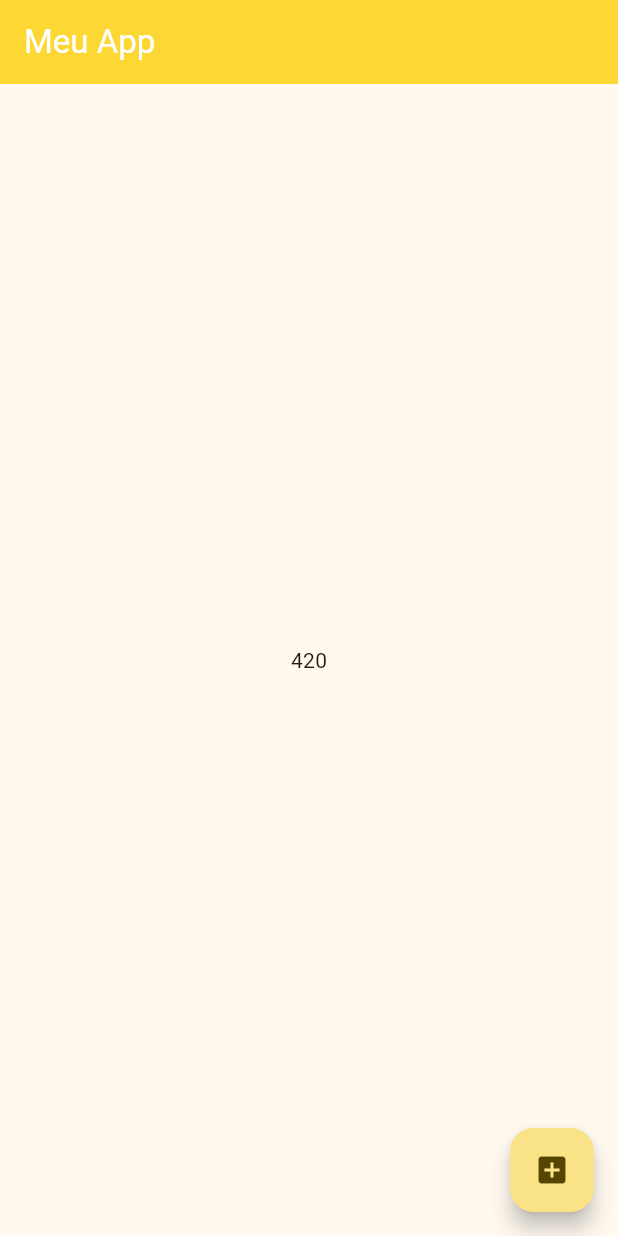
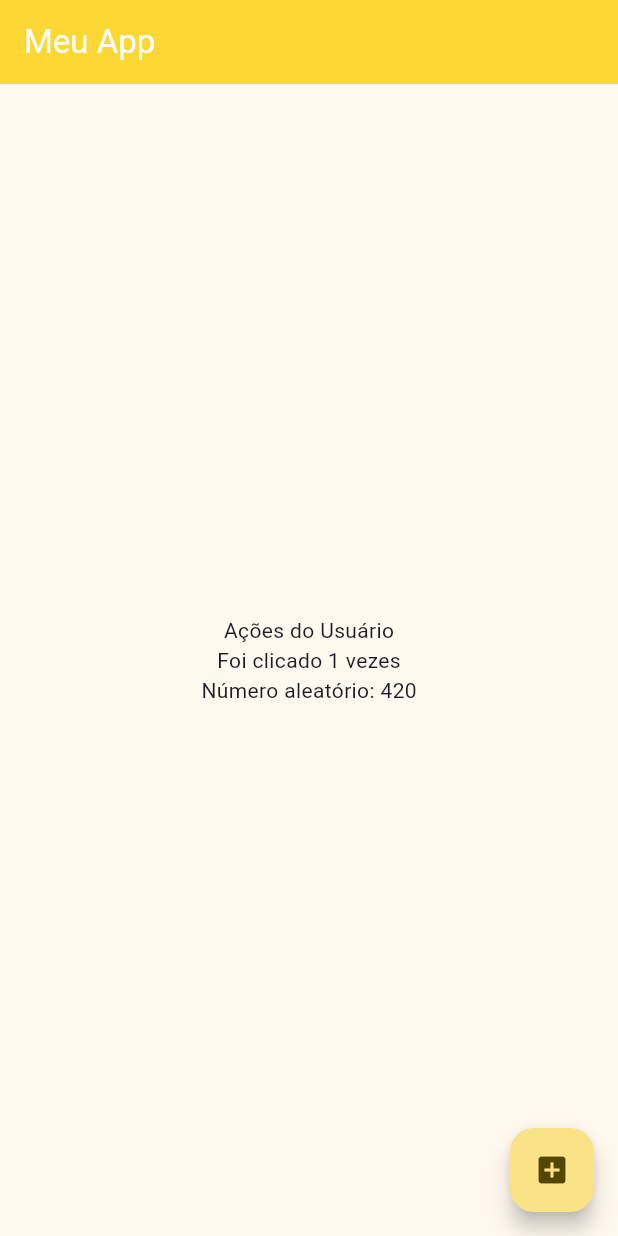
Before and after one commit to raphaeltake/Curso-flutter, a Flutter app: the screen it shows after launch, after a tap on the "add box" icon, on a phone screen of 412 x 824 dp. Run offline on Flutter 3.47's test engine with Material 3 defaults, Android fonts, the phone set to English and light mode, and no system bars; our stand-ins replace google_fonts; missing offline and left inert: dart:ffi; Roboto replaces fonts that are missing (Cairo).

Commit message:
Introdução Columns

```diff
--- a/primeiroscomponentes/lib/my_app.dart
+++ b/primeiroscomponentes/lib/my_app.dart
@@ -1,4 +1,7 @@
+import 'dart:ffi';
+
 import 'package:flutter/material.dart';
+import 'package:google_fonts/google_fonts.dart';
 import 'package:primeiroscomponentes/pages/home_page.dart';
 
 class MyApp extends StatelessWidget {
@@ -11,9 +14,10 @@ class MyApp extends StatelessWidget {
       theme: ThemeData(
         useMaterial3: true,
         colorScheme: ColorScheme.fromSeed(
-          seedColor: Color(0xFFFDD835), // cor primária
+          seedColor: Color(0xFFFDD835),// cor primáriaSS
         ),
-        appBarTheme: const AppBarTheme(
+        textTheme: GoogleFonts.cairoTextTheme(),
+        appBarTheme: AppBarTheme(
           backgroundColor: Color(0xFFFDD835),
           foregroundColor: Colors.white, // cor do texto e ícones
         ),
--- a/primeiroscomponentes/lib/pages/home_page.dart
+++ b/primeiroscomponentes/lib/pages/home_page.dart
@@ -1,6 +1,7 @@
 import 'dart:math';
 
 import 'package:flutter/material.dart';
+import 'package:google_fonts/google_fonts.dart';
 import 'package:primeiroscomponentes/service/gerador_numero_aleatorio_service.dart';
 
 class HomePage extends StatefulWidget {
@@ -13,21 +14,65 @@ class HomePage extends StatefulWidget {
 class _HomePageState extends State<HomePage> {
 
   var numeroGerado = 0;
+  var quantidadeCliques = 0;
 
   @override
   Widget build(BuildContext context) {
     debugPrint("Somente exibido em debug 😎");
     return Scaffold(
       appBar: AppBar(
-        title: const Text("Meu App"),
+        title: Text("Meu App",
+          //style: GoogleFonts.pacifico(),
+        ),
       ),
-      body: Center(
-        child: Text(numeroGerado.toString()),
+
+      // body: Column(
+      //   mainAxisAlignment: MainAxisAlignment.center,
+      //   // crossAxisAlignment: CrossAxisAlignment.start,
+      //   children: [
+      //     Center(
+      //       child:
+      //       Text("Foi clicado $quantidadeCliques vezes",
+      //         // style: GoogleFonts.acme(fontSize: 20),
+      //       ),
+      //     ),
+      //
+      //     Center(
+      //       child:
+      //       Text("Número aleatório: $numeroGerado",
+      //         // style: GoogleFonts.acme(fontSize: 20),
+      //       ),
+      //     ),
+      //
+      //   ],
+      // ),
+
+      body: Container(
+        // margin: EdgeInsets.fromLTRB(16, 16, 8, 8),
+        margin: EdgeInsets.symmetric(horizontal: 16, vertical: 8),
+        // color: Colors.amber,
+        width: double.infinity,
+        child: Column(
+          crossAxisAlignment: CrossAxisAlignment.center,
+          mainAxisAlignment: MainAxisAlignment.center,
+          children:[
+            Text("Ações do Usuário",
+            ),
+            Text("Foi clicado $quantidadeCliques vezes",
+              // style: GoogleFonts.acme(fontSize: 20),
+            ),
+            Text("Número aleatório: $numeroGerado",
+              // style: GoogleFonts.acme(fontSize: 20),
+            ),
+          ],
+        ),
       ),
+
       floatingActionButton: FloatingActionButton(
         child: const Icon(Icons.add_box),
         onPressed: (){
           setState(() {
+            quantidadeCliques = quantidadeCliques + 1;
             numeroGerado = GeradorNumeroAleatorioService.gerarNumeroAleatorio(1000);
           });
         },
--- a/primeiroscomponentes/pubspec.yaml
+++ b/primeiroscomponentes/pubspec.yaml
@@ -34,6 +34,7 @@ dependencies:
   # The following adds the Cupertino Icons font to your application.
   # Use with the CupertinoIcons class for iOS style icons.
   cupertino_icons: ^1.0.8
+  google_fonts: ^8.0.1
 
 dev_dependencies:
   flutter_test:
```
Also changed, not shown: primeiroscomponentes/pubspec.lock, 1 other file.
